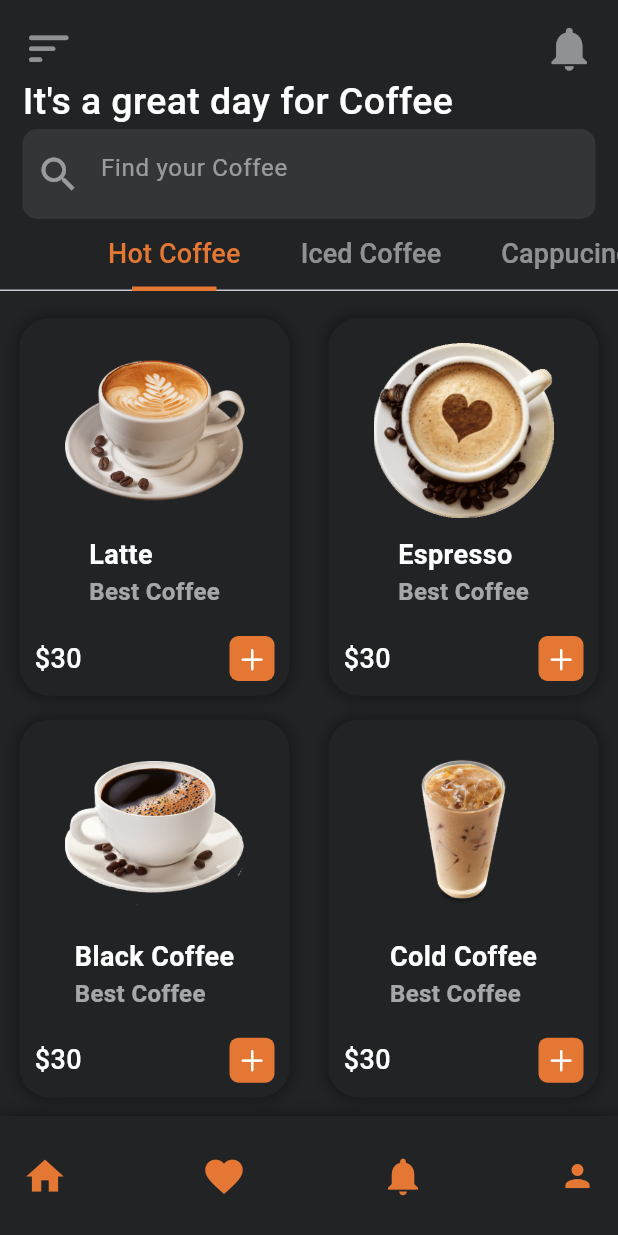
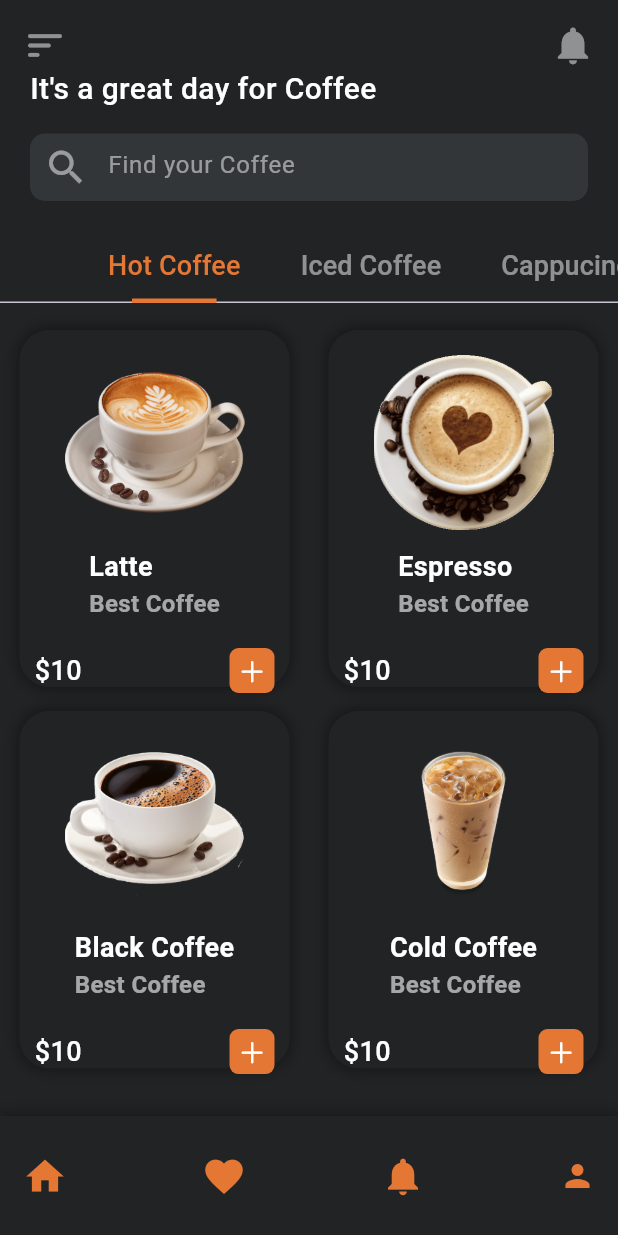
Before and after one commit to anwghub/Coffee_Shop, a Flutter app: the screen it shows after launch, after a tap on "Get Started", on a phone screen of 412 x 824 dp. Run offline on Flutter 3.47's test engine with Material 3 defaults, Android fonts, the light colour scheme and no system bars; our stand-ins replace google_fonts.

Commit message:
we are bulletproof

```diff
--- a/mycoffee/lib/screens/home_screen.dart
+++ b/mycoffee/lib/screens/home_screen.dart
@@ -48,7 +48,7 @@ class _HomeScreenState extends State<HomeScreen>
                       child: Icon(
                         Icons.sort_rounded,
                         color: Colors.white.withOpacity(0.5),
-                        size: 35,
+                        size: 30,
                       ),
                     ),
                     InkWell(
@@ -56,26 +56,28 @@ class _HomeScreenState extends State<HomeScreen>
                       child: Icon(
                         Icons.notifications,
                         color: Colors.white.withOpacity(0.5),
-                        size: 35,
+                        size: 30,
                       ),
                     ),
                   ],
                 ),
               ),
               Padding(
-                padding: EdgeInsets.symmetric(horizontal: 15),
+                padding: EdgeInsets.symmetric(horizontal: 20),
+
                 child: Text(
                   "It's a great day for Coffee",
                   style: TextStyle(
                     color: Colors.white,
-                    fontSize: 25,
+                    fontSize: 20,
                     fontWeight: FontWeight.w500,
                   ),
                 ),
               ),
+              SizedBox(height: 15),
               Container(
-                margin: EdgeInsets.symmetric(horizontal: 15),
-                height: 60,
+                margin: EdgeInsets.symmetric(horizontal: 20),
+                height: 45,
                 alignment: Alignment.center,
                 decoration: BoxDecoration(
                   color: Color.fromARGB(255, 50, 54, 56),
@@ -96,6 +98,7 @@ class _HomeScreenState extends State<HomeScreen>
                   ),
                 ),
               ),
+              SizedBox(height: 20),
               TabBar(
                   controller: _tabController,
                   labelColor: Color(0xFFE57734),
--- a/mycoffee/lib/screens/welcome_screen.dart
+++ b/mycoffee/lib/screens/welcome_screen.dart
@@ -1,5 +1,5 @@
 import 'package:flutter/material.dart';
-
+import 'package:google_fonts/google_fonts.dart';
 import 'package:mycoffee/screens/home_screen.dart';
 
 class WelcomeScreen extends StatelessWidget {
@@ -14,7 +14,8 @@ class WelcomeScreen extends StatelessWidget {
             image: AssetImage("images/bg.png"),
             fit: BoxFit.cover,
             opacity: 0.6,
-            )),
+          ),
+        ),
         child: Column(
           mainAxisAlignment: MainAxisAlignment.spaceBetween,
           children: [
@@ -24,8 +25,9 @@ class WelcomeScreen extends StatelessWidget {
             ),
             Column(
               children: [
+                SizedBox(height: 40),
                 Text(
-                  "Feeling low?Take a sip of Coffee",
+                  "Feeling low? Take a sip of Coffee",
                   style: TextStyle(
                     color: Colors.white.withOpacity(0.8),
                     fontSize: 18,
@@ -36,19 +38,19 @@ class WelcomeScreen extends StatelessWidget {
                 SizedBox(height: 80),
                 Material(
                   color: Color(0xFFE57734),
-                  borderRadius: BorderRadiusDirectional.circular(10),
+                  borderRadius: BorderRadius.circular(10),
                   child: InkWell(
                     onTap: () {
                       Navigator.push(
                         context,
                         MaterialPageRoute(
                           builder: (context) => HomeScreen(),
-                          ));
+                        ),
+                      );
                     },
                     splashColor: Colors.black,
                     child: Container(
-                      padding:
-                          EdgeInsets.symmetric(vertical: 13, horizontal: 50),
+                      padding: EdgeInsets.symmetric(vertical: 13, horizontal: 50),
                       decoration: BoxDecoration(
                         color: Color(0xFFE57734),
                         borderRadius: BorderRadius.circular(10),
@@ -64,16 +66,12 @@ class WelcomeScreen extends StatelessWidget {
                       ),
                     ),
                   ),
-                )
+                ),
               ],
-            )
+            ),
           ],
         ),
       ),
     );
   }
 }
-
-class GoogleFonts {
-  static pacifico({required int fontSize, required Color color}) {}
-}
--- a/mycoffee/lib/widgets/items_widget.dart
+++ b/mycoffee/lib/widgets/items_widget.dart
@@ -12,7 +12,7 @@ class ItemsWidget extends StatelessWidget {
       physics: NeverScrollableScrollPhysics(),
       shrinkWrap: true,
       crossAxisCount: 2,
-      childAspectRatio: (150 / 195),
+      childAspectRatio: (150 / 185),
       children: [
         for (int i = 0; i < img.length; i++)
           Container(
@@ -77,7 +77,7 @@ class ItemsWidget extends StatelessWidget {
                     mainAxisAlignment: MainAxisAlignment.spaceBetween,
                     children: [
                       Text(
-                        "\$30",
+                        "\$10",
                         style: TextStyle(
                           color: Colors.white,
                           fontSize: 18,
```
Also changed, not shown: mycoffee/lib/screens/single_item_screen.dart (+23 -56 lines). Lines whose indentation alone changed are shown as unchanged.
